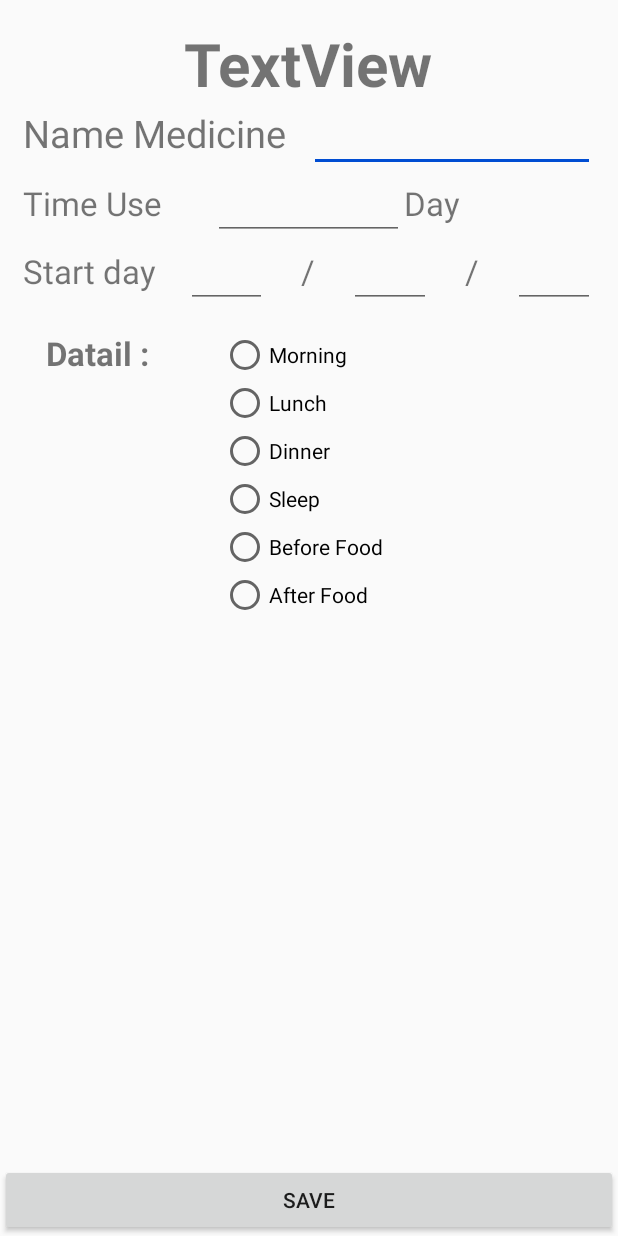
After one commit to masterUNG/Hospital-Room, an Android app: the layout my_save_medicient_layout.xml on its own in the app's theme, with its tools: preview values and no code run, on a phone screen of 412 x 824 dp. The commit adds this screen. Run offline under Robolectric (Android 15) with nearby library versions, the phone set to English and light mode, and no system bars.

Commit message:
Design UI Save Finsh

```diff
--- a/app/src/main/res/layout/activity_drugsave.xml
+++ b/app/src/main/res/layout/activity_drugsave.xml
@@ -108,10 +108,11 @@
 
     </LinearLayout>
 
-    <RadioGroup
+    <LinearLayout
         android:layout_width="wrap_content"
         android:layout_height="wrap_content"
         android:layout_below="@+id/editText12"
+        android:orientation="vertical"
         android:layout_alignParentLeft="true"
         android:layout_alignParentStart="true">
 
@@ -130,12 +131,13 @@
             android:id="@+id/radioButton26"
             android:textSize="@dimen/h2"
             android:textColor="@android:color/background_dark" />
-    </RadioGroup>
+    </LinearLayout>
 
-    <RadioGroup
+    <LinearLayout
         android:layout_width="wrap_content"
         android:layout_height="wrap_content"
         android:layout_below="@+id/editText12"
+        android:orientation="vertical"
         android:layout_alignRight="@+id/textView46"
         android:layout_alignEnd="@+id/textView46"
         android:layout_marginRight="43dp"
@@ -158,7 +160,7 @@
             android:layout_weight="1"
             android:textSize="@dimen/h2"
             android:textColor="@android:color/background_dark" />
-    </RadioGroup>
+    </LinearLayout>
 
     <RadioGroup
         android:layout_width="wrap_content"
--- /dev/null
+++ b/app/src/main/res/layout/my_save_medicient_layout.xml
@@ -0,0 +1,205 @@
+<?xml version="1.0" encoding="utf-8"?>
+<RelativeLayout xmlns:android="http://schemas.android.com/apk/res/android"
+    android:layout_width="match_parent" android:layout_height="match_parent">
+
+    <Button
+        android:text="@string/Seve"
+        android:layout_width="match_parent"
+        android:layout_height="wrap_content"
+        android:id="@+id/button35"
+        android:layout_alignParentBottom="true" />
+
+    <LinearLayout
+        android:orientation="vertical"
+        android:layout_width="match_parent"
+        android:layout_height="match_parent"
+        android:padding="15dp"
+        android:layout_alignParentTop="true"
+        android:layout_alignParentLeft="true"
+        android:layout_alignParentStart="true"
+        android:layout_above="@+id/button35">
+
+        <TextView
+            android:text="TextView"
+            android:layout_width="wrap_content"
+            android:layout_height="wrap_content"
+            android:id="@+id/textView33"
+            android:textSize="@dimen/h4"
+            android:textStyle="normal|bold"
+            android:layout_gravity="center_horizontal" />
+
+        <LinearLayout
+            android:orientation="horizontal"
+            android:layout_width="match_parent"
+            android:layout_height="wrap_content">
+
+            <TextView
+                android:text="@string/Drug1"
+                android:layout_width="0dp"
+                android:layout_height="wrap_content"
+                android:id="@+id/textView43"
+                android:layout_weight="1"
+                android:textSize="@dimen/h2" />
+
+            <EditText
+                android:layout_width="0dp"
+                android:layout_height="wrap_content"
+                android:inputType="textPersonName"
+                android:ems="10"
+                android:id="@+id/editText5"
+                android:layout_weight="1" />
+        </LinearLayout>
+
+        <LinearLayout
+            android:orientation="horizontal"
+            android:layout_width="match_parent"
+            android:layout_height="wrap_content">
+
+            <TextView
+                android:text="@string/dung222"
+                android:layout_width="0dp"
+                android:layout_height="wrap_content"
+                android:id="@+id/textView44"
+                android:layout_weight="1"
+                android:textSize="@dimen/h1" />
+
+            <EditText
+                android:layout_width="0dp"
+                android:layout_height="wrap_content"
+                android:ems="10"
+                android:id="@+id/editText6"
+                android:layout_weight="1"
+                android:inputType="number" />
+
+            <TextView
+                android:text="@string/Drug2"
+                android:layout_width="0dp"
+                android:layout_height="wrap_content"
+                android:id="@+id/textView45"
+                android:layout_weight="1"
+                android:textSize="@dimen/h1" />
+        </LinearLayout>
+
+        <LinearLayout
+            android:orientation="horizontal"
+            android:layout_width="match_parent"
+            android:layout_height="wrap_content">
+
+            <TextView
+                android:text="@string/Drug4"
+                android:layout_width="0dp"
+                android:layout_height="wrap_content"
+                android:id="@+id/textView50"
+                android:layout_weight="2"
+                android:textSize="@dimen/h1" />
+
+            <EditText
+                android:layout_width="0dp"
+                android:layout_height="wrap_content"
+                android:ems="10"
+                android:id="@+id/editText7"
+                android:layout_weight="1"
+                android:inputType="number" />
+
+            <TextView
+                android:text="/"
+                android:layout_width="0dp"
+                android:layout_height="wrap_content"
+                android:id="@+id/textView51"
+                android:layout_weight="1"
+                android:textSize="@dimen/h1"
+                android:gravity="center_horizontal" />
+
+            <EditText
+                android:layout_width="0dp"
+                android:layout_height="wrap_content"
+                android:ems="10"
+                android:id="@+id/editText8"
+                android:layout_weight="1"
+                android:inputType="number" />
+
+            <TextView
+                android:text="/"
+                android:layout_width="0dp"
+                android:layout_height="wrap_content"
+                android:id="@+id/textView52"
+                android:layout_weight="1"
+                android:textSize="@dimen/h1"
+                android:gravity="center_horizontal" />
+
+            <EditText
+                android:layout_width="0dp"
+                android:layout_height="wrap_content"
+                android:ems="10"
+                android:id="@+id/editText11"
+                android:layout_weight="1"
+                android:inputType="number" />
+        </LinearLayout>
+
+        <LinearLayout
+            android:orientation="horizontal"
+            android:layout_width="match_parent"
+            android:layout_height="match_parent"
+            android:padding="15dp">
+
+            <TextView
+                android:text="@string/detail"
+                android:layout_width="0dp"
+                android:layout_height="wrap_content"
+                android:id="@+id/textView53"
+                android:layout_weight="1"
+                android:textSize="@dimen/h1"
+                android:textStyle="normal|bold" />
+
+            <LinearLayout
+                android:orientation="vertical"
+                android:layout_width="0dp"
+                android:layout_height="match_parent"
+                android:layout_weight="2">
+
+                <RadioButton
+                    android:text="@string/Drud8"
+                    android:layout_width="match_parent"
+                    android:layout_height="wrap_content"
+                    android:id="@+id/radioButton5" />
+
+                <RadioButton
+                    android:text="@string/Drug9"
+                    android:layout_width="match_parent"
+                    android:layout_height="wrap_content"
+                    android:id="@+id/radioButton6" />
+
+                <RadioButton
+                    android:text="@string/Drug10"
+                    android:layout_width="match_parent"
+                    android:layout_height="wrap_content"
+                    android:id="@+id/radioButton7" />
+
+                <RadioButton
+                    android:text="@string/Drug11"
+                    android:layout_width="match_parent"
+                    android:layout_height="wrap_content"
+                    android:id="@+id/radioButton8" />
+
+                <RadioGroup
+                    android:layout_width="match_parent"
+                    android:layout_height="wrap_content" >
+
+                    <RadioButton
+                        android:text="@string/Drug6"
+                        android:layout_width="wrap_content"
+                        android:layout_height="wrap_content"
+                        android:id="@+id/radioButton9"
+                        android:layout_weight="1" />
+
+                    <RadioButton
+                        android:text="@string/Drug7"
+                        android:layout_width="wrap_content"
+                        android:layout_height="wrap_content"
+                        android:id="@+id/radioButton10"
+                        android:layout_weight="1" />
+                </RadioGroup>
+            </LinearLayout>
+        </LinearLayout>
+    </LinearLayout>
+</RelativeLayout>
--- a/app/src/main/res/values/strings.xml
+++ b/app/src/main/res/values/strings.xml
@@ -236,6 +236,8 @@
     ขัดเบา คือ อาหารถ่ายปัสสาวะติดขัด กระปริดกระปอย ถ่ายไม่ออก ทั้ง ๆ ที่รู่สึกปวดอยากจะถ่ายปัสสาวะ ซึ่งโดยมากมัก มีสาเหตุมาจากการถ่ายอุจจาระและปัสสาวะที่ไม่ถูกหลักอนามัย ทำให้เกิดการติเชื้อ แบคทีเรีย เข้าสู่ระบบทางเดินปัสสาวะ โดยเฉพาะในเพศหญิง ซึ่งพบว่าเป็นโรคนี้มากกว่าเพศชาย เนื่องจากว่าเพศหญิงมีท่อปัสสาวะสั้นกว่าผู้ชาย เชื้อโรคจึงเข้าสู่ทางเดินปัสสาวะได้ง่ายกว่า และถ้ายิ่งปล่อยประละเลย เชื้อก็อาจะแพร่เข้าสู่กระเพาะปัสสาวะและไตได้ ทำให้เกิดพาวะไตอักเสบเรื้อรังในที่สุด
     นอกจากนี้พฤติกรรมการกลั้นปัสสาวะนาน ๆ หรือแม้กระทั้งการมีเพศสัมพันธ์ครั้งแรกๆของสตรีเพิ่งแต่งงานที่อยู่ในช่วงฮันนีมูน (เรียกว่าน้ำผึ้งพระจันทร์) และเป็นอีกสาเหตุหนึ่งที่ทำให้เกิดอาการขัดเบาได้
     โดยการอาการขัดเบาจะแบ่งความรุนแรงออกเป็น 2 ระยะด้วยกัน คือ	แบบเฉียบพลัน และแบบเรื้อรัง</string>
+    <string name="dung222">Time Use</string>
+    <string name="detail">Datail :</string>
 
 
 </resources>
```
